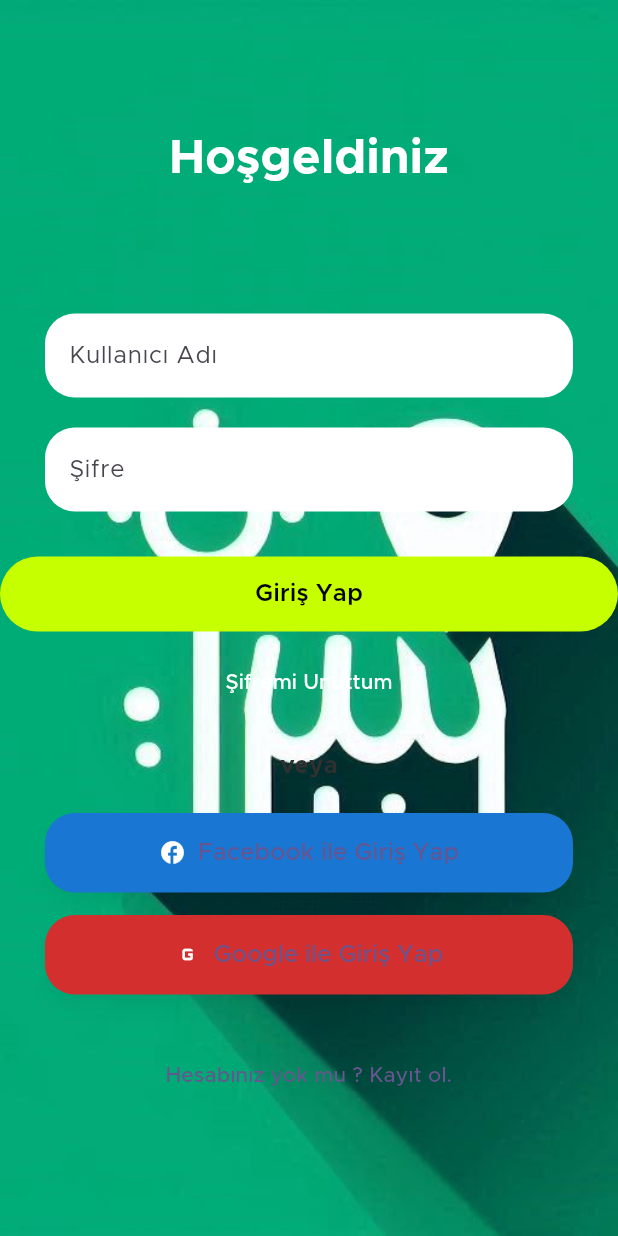
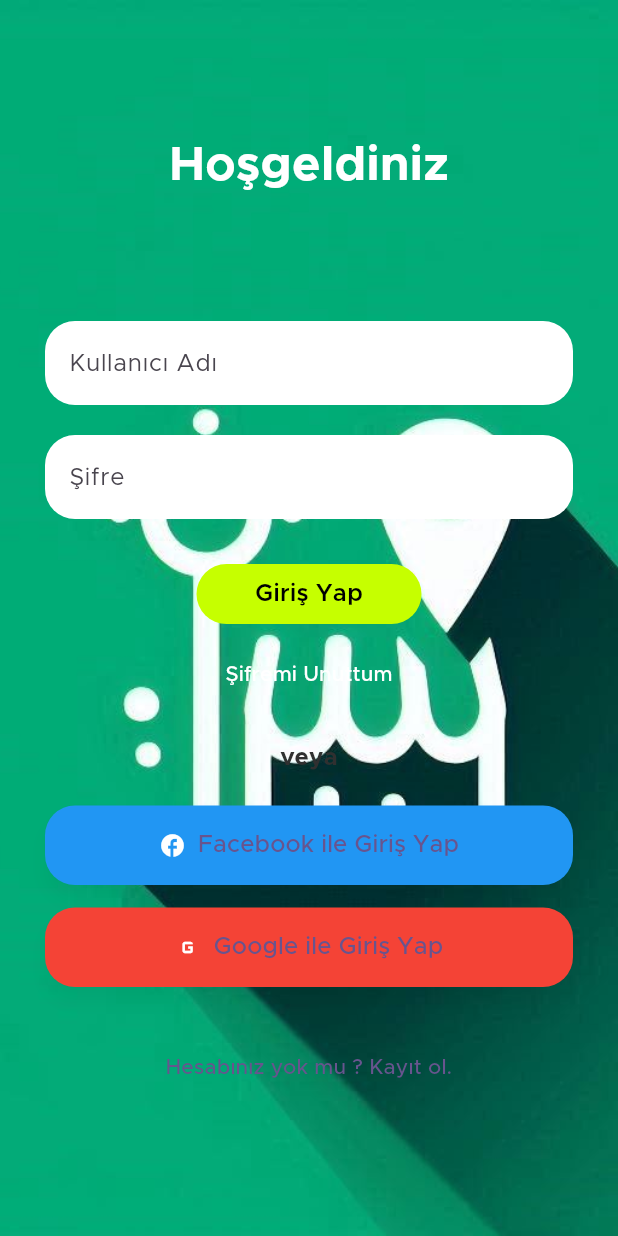
Before and after one commit to emregurs3s/MahalleMarket, a Flutter app: the LoginScreen screen opened directly, on a phone screen of 412 x 824 dp. Run offline on Flutter 3.47's test engine with Material 3 defaults, Android fonts, the phone set to English and light mode, and no system bars.

Commit message:
common widget a round icon button eklendi ve entegre edildi

```diff
--- /dev/null
+++ b/mahalle_market/lib/common_widget/round_icon_button.dart
@@ -0,0 +1,38 @@
+import 'package:flutter/material.dart';
+
+class RoundIconButton extends StatelessWidget {
+  final VoidCallback onPressed;
+  final String title;
+  final IconData icon;
+  final Color color;
+  const RoundIconButton(
+      {super.key,
+      required this.title,
+      required this.icon,
+      required this.color,
+      required this.onPressed});
+
+  @override
+  Widget build(BuildContext context) {
+    return ElevatedButton.icon(
+      onPressed: () {},
+      icon: Icon(icon,
+          color: Colors
+              .white), //Icon(Icons.facebook, color: Colors.white)// ,icon: Icon(Icons.g_mobiledata, color: Colors.white),
+      label: Text(
+        title,
+        style: TextStyle(fontSize: 16),
+      ),
+      style: ElevatedButton.styleFrom(
+        backgroundColor: color,
+        shape: RoundedRectangleBorder(
+          borderRadius: BorderRadius.circular(20),
+        ),
+        shadowColor: Colors.black.withOpacity(0.2),
+        elevation: 5,
+        padding: EdgeInsets.symmetric(vertical: 15),
+        minimumSize: Size(double.infinity, 50),
+      ),
+    );
+  }
+}
--- a/mahalle_market/lib/main.dart
+++ b/mahalle_market/lib/main.dart
@@ -18,7 +18,7 @@ class MyApp extends StatelessWidget {
         colorScheme: ColorScheme.fromSeed(seedColor: Colors.deepPurple),
         useMaterial3: true,
       ),
-      home: LoginScreen(),
+      home: const StartupView(),
     );
   }
 }
--- a/mahalle_market/lib/view/login/login_view.dart
+++ b/mahalle_market/lib/view/login/login_view.dart
@@ -2,6 +2,7 @@ import 'package:flutter/material.dart';
 import 'package:mahalle_market/common/color_extensions.dart';
 import 'package:mahalle_market/common_widget/round_button.dart';
 import 'package:mahalle_market/common_widget/round_textfield.dart';
+import 'package:mahalle_market/common_widget/round_icon_button.dart';
 
 class LoginScreen extends StatefulWidget {
   @override
@@ -51,7 +52,14 @@ class _LoginScreenState extends State<LoginScreen> {
                     obscureText: true,
                   ),
                   SizedBox(height: 30),
-                  RoundButton(title: "Giriş Yap", onPressed: () {}),
+                  SizedBox(
+                    width: 150,
+                    height: 40,
+                    child: RoundButton(
+                      title: "Giriş Yap",
+                      onPressed: () {},
+                    ),
+                  ),
                   SizedBox(height: 10),
                   TextButton(
                     onPressed: () {},
@@ -76,43 +84,17 @@ class _LoginScreenState extends State<LoginScreen> {
                     padding: const EdgeInsets.symmetric(horizontal: 30.0),
                     child: Column(
                       children: [
-                        ElevatedButton.icon(
-                          onPressed: () {},
-                          icon: Icon(Icons.facebook, color: Colors.white),
-                          label: Text(
-                            "Facebook ile Giriş Yap",
-                            style: TextStyle(fontSize: 16),
-                          ),
-                          style: ElevatedButton.styleFrom(
-                            backgroundColor: Colors.blue[700],
-                            shape: RoundedRectangleBorder(
-                              borderRadius: BorderRadius.circular(20),
-                            ),
-                            shadowColor: Colors.black.withOpacity(0.2),
-                            elevation: 5,
-                            padding: EdgeInsets.symmetric(vertical: 15),
-                            minimumSize: Size(double.infinity, 50),
-                          ),
-                        ),
+                        RoundIconButton(
+                            title: "Facebook ile Giriş Yap",
+                            icon: Icons.facebook,
+                            color: Colors.blue,
+                            onPressed: () {}),
                         SizedBox(height: 15),
-                        ElevatedButton.icon(
-                          onPressed: () {},
-                          icon: Icon(Icons.g_mobiledata, color: Colors.white),
-                          label: Text(
-                            "Google ile Giriş Yap",
-                            style: TextStyle(fontSize: 16),
-                          ),
-                          style: ElevatedButton.styleFrom(
-                            backgroundColor: Colors.red[700],
-                            shape: RoundedRectangleBorder(
-                              borderRadius: BorderRadius.circular(20),
-                            ),
-                            shadowColor: Colors.black.withOpacity(0.2),
-                            elevation: 5,
-                            padding: EdgeInsets.symmetric(vertical: 15),
-                            minimumSize: Size(double.infinity, 50),
-                          ),
-                        ),
+                        RoundIconButton(
+                            title: "Google ile Giriş Yap",
+                            icon: Icons.g_mobiledata,
+                            color: Colors.red,
+                            onPressed: () {})
                       ],
                     ),
                   ),
```
